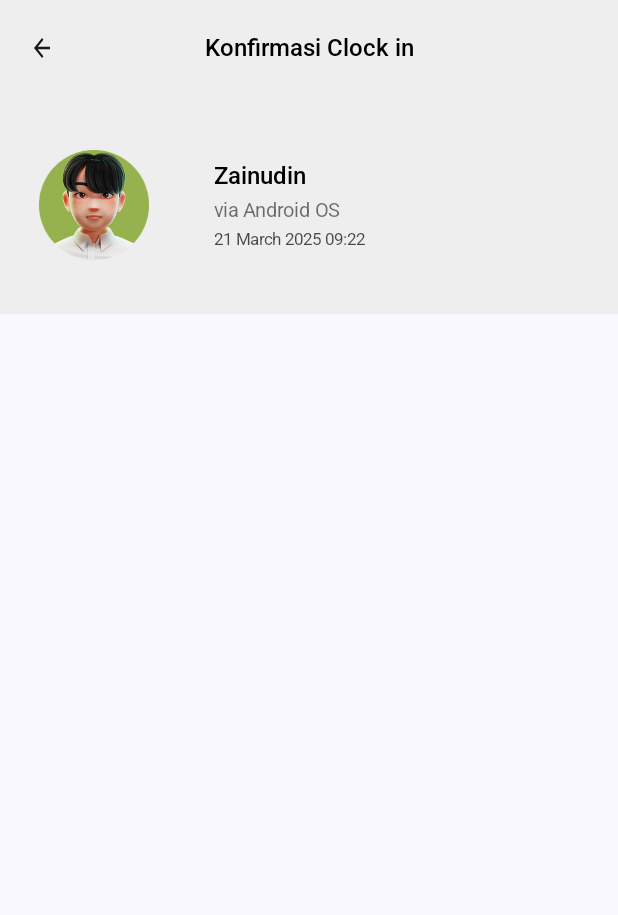
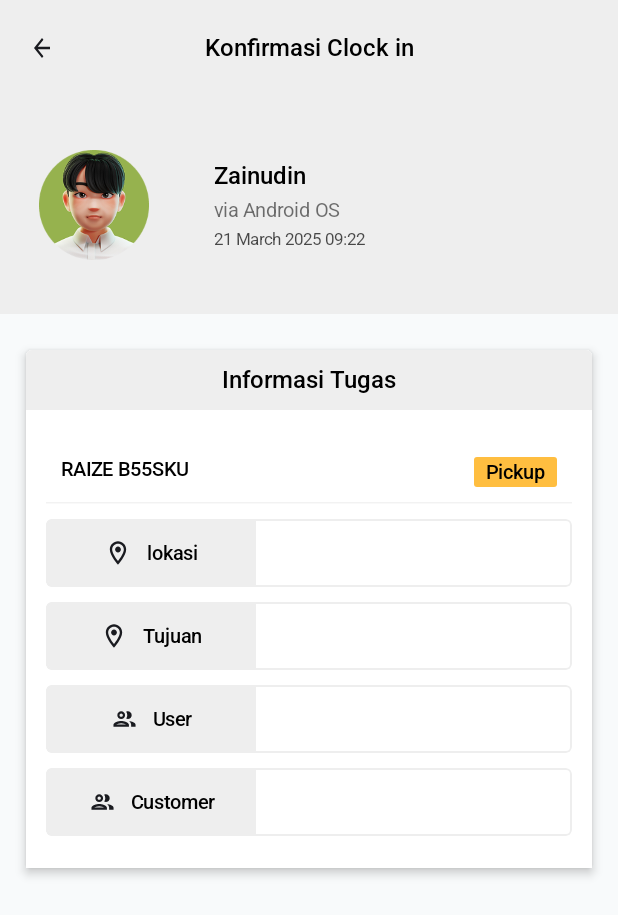
Before and after one commit to FikrTechnology/SiValet_Android, an Android app built with Jetpack Compose: the confirm_task screen opened through its navigation route, on a phone screen of 412 x 824 dp. Shown: the top 915 px of the screen. Run offline under Robolectric (Android 15) with nearby library versions, the phone set to English and light mode, and no system bars.

Commit message:
Update Confirmation Task Screen - Add Content Task Information

```diff
--- /dev/null
+++ b/app/src/main/java/com/example/sivalet/presentation/component/task/ComponentTextFieldInformationTask.kt
@@ -0,0 +1,93 @@
+package com.example.sivalet.presentation.component.task
+
+import androidx.compose.foundation.background
+import androidx.compose.foundation.border
+import androidx.compose.foundation.layout.Arrangement
+import androidx.compose.foundation.layout.Box
+import androidx.compose.foundation.layout.Row
+import androidx.compose.foundation.layout.Spacer
+import androidx.compose.foundation.layout.fillMaxSize
+import androidx.compose.foundation.layout.fillMaxWidth
+import androidx.compose.foundation.layout.height
+import androidx.compose.foundation.layout.padding
+import androidx.compose.foundation.layout.width
+import androidx.compose.foundation.shape.RoundedCornerShape
+import androidx.compose.foundation.text.BasicTextField
+import androidx.compose.material3.Icon
+import androidx.compose.runtime.Composable
+import androidx.compose.ui.Alignment
+import androidx.compose.ui.Modifier
+import androidx.compose.ui.draw.clip
+import androidx.compose.ui.graphics.painter.Painter
+import androidx.compose.ui.graphics.vector.ImageVector
+import androidx.compose.ui.unit.dp
+import com.example.sivalet.presentation.component.general.TextBodyMediumBlack500
+import com.example.sivalet.ui.theme.SiValetColor
+
+@Composable
+fun ComponentTextFieldInformationTask(
+    isImageVector: Boolean = true,
+    imageVector: ImageVector? = null,
+    painter: Painter? = null,
+    textTitle: String,
+    textField: String,
+    onValueChange: (String) -> Unit
+) {
+    Row(
+        modifier = Modifier
+            .fillMaxWidth()
+            .height(45.dp)
+            .clip(
+                shape = RoundedCornerShape(4.dp)
+            )
+            .border(
+                width = 1.dp,
+                color = SiValetColor.BorderColor,
+                shape = RoundedCornerShape(4.dp)
+            )
+    ) {
+        Box(
+            modifier = Modifier
+                .weight(0.4f)
+                .background(SiValetColor.BorderColor)
+        ) {
+            Row(
+                modifier = Modifier
+                    .fillMaxWidth()
+                    .padding(horizontal = 10.dp, vertical = 13.dp),
+                verticalAlignment = Alignment.CenterVertically,
+                horizontalArrangement = Arrangement.Center
+            ) {
+                if (isImageVector) {
+                    imageVector?.let {
+                        Icon(
+                            imageVector = it,
+                            contentDescription = null,
+                        )
+                    }
+                } else {
+                    painter?.let {
+                        Icon(
+                            painter = it,
+                            contentDescription = null,
+                        )
+                    }
+                }
+                Spacer(modifier = Modifier.width(10.dp))
+                TextBodyMediumBlack500(text = textTitle)
+            }
+        }
+
+        Box(
+            modifier = Modifier
+                .weight(0.6f)
+        ) {
+            BasicTextField(
+                modifier = Modifier
+                    .fillMaxSize(),
+                value = textField,
+                onValueChange = onValueChange,
+            )
+        }
+    }
+}
--- /dev/null
+++ b/app/src/main/java/com/example/sivalet/presentation/component/task/ContentConfirmationTask.kt
@@ -0,0 +1,130 @@
+package com.example.sivalet.presentation.component.task
+
+import androidx.compose.foundation.background
+import androidx.compose.foundation.border
+import androidx.compose.foundation.layout.Arrangement
+import androidx.compose.foundation.layout.Box
+import androidx.compose.foundation.layout.Column
+import androidx.compose.foundation.layout.Row
+import androidx.compose.foundation.layout.Spacer
+import androidx.compose.foundation.layout.fillMaxSize
+import androidx.compose.foundation.layout.fillMaxWidth
+import androidx.compose.foundation.layout.height
+import androidx.compose.foundation.layout.padding
+import androidx.compose.foundation.layout.width
+import androidx.compose.foundation.layout.wrapContentHeight
+import androidx.compose.foundation.shape.RoundedCornerShape
+import androidx.compose.foundation.text.BasicTextField
+import androidx.compose.material.icons.Icons
+import androidx.compose.material.icons.outlined.LocationOn
+import androidx.compose.material3.HorizontalDivider
+import androidx.compose.material3.Icon
+import androidx.compose.runtime.Composable
+import androidx.compose.ui.Alignment
+import androidx.compose.ui.Modifier
+import androidx.compose.ui.draw.clip
+import androidx.compose.ui.draw.shadow
+import androidx.compose.ui.res.painterResource
+import androidx.compose.ui.unit.dp
+import com.example.sivalet.R
+import com.example.sivalet.presentation.component.general.CardTag
+import com.example.sivalet.presentation.component.general.TextBodyLargeBlack500
+import com.example.sivalet.presentation.component.general.TextBodyMediumBlack500
+import com.example.sivalet.ui.theme.ConfirmTaskStrings
+import com.example.sivalet.ui.theme.SiValetColor
+
+@Composable
+fun ContentConfirmationTask(
+    carName: String,
+    activityType: String,
+    textFieldLocFrom: String,
+    onValueChangeLocFrom: (String) -> Unit,
+    textFieldLocTo: String,
+    onValueChangeLocTo: (String) -> Unit,
+    textFieldUser: String,
+    onValueChangeUser: (String) -> Unit,
+    textFieldCustomer: String,
+    onValueChangeCustomer: (String) -> Unit,
+) {
+    Column(
+        modifier = Modifier
+            .fillMaxWidth()
+            .padding(horizontal = 17.dp, vertical = 24.dp)
+            .wrapContentHeight()
+            .shadow(4.dp, shape = RoundedCornerShape(4.dp), clip = false)
+            .clip(
+                shape = RoundedCornerShape(topStart = 4.dp, topEnd = 4.dp)
+            )
+            .background(SiValetColor.White)
+    ) {
+        Row(
+            modifier = Modifier
+                .fillMaxWidth()
+                .height(40.dp)
+                .background(SiValetColor.BorderColor),
+            verticalAlignment = Alignment.CenterVertically,
+            horizontalArrangement = Arrangement.Center
+        ) {
+            TextBodyLargeBlack500(text = ConfirmTaskStrings.TITLE_TASK)
+        }
+
+        Column(
+            modifier = Modifier
+                .fillMaxWidth()
+                .padding(horizontal = 13.dp, vertical = 21.dp),
+            verticalArrangement = Arrangement.spacedBy(10.dp)
+        ) {
+            Column{
+                Row(
+                    modifier = Modifier
+                        .fillMaxWidth()
+                        .padding(10.dp),
+                    horizontalArrangement = Arrangement.SpaceBetween
+                ) {
+                    TextBodyMediumBlack500(text = carName)
+                    CardTag(
+                        text = activityType,
+                        backgroundColor = SiValetColor.Third
+                    )
+                }
+                Box {
+                    HorizontalDivider(
+                        modifier = Modifier.align(Alignment.BottomCenter),
+                        thickness = 1.dp,
+                        color = SiValetColor.Black.copy(alpha = 0.05f)
+                    )
+                }
+            }
+
+            ComponentTextFieldInformationTask(
+                imageVector = Icons.Outlined.LocationOn,
+                textTitle = ConfirmTaskStrings.TITLE_LOC_FROM,
+                textField = textFieldLocFrom,
+                onValueChange = onValueChangeLocFrom
+            )
+
+            ComponentTextFieldInformationTask(
+                imageVector = Icons.Outlined.LocationOn,
+                textTitle = ConfirmTaskStrings.TITLE_LOC_TO,
+                textField = textFieldLocTo,
+                onValueChange = onValueChangeLocTo
+            )
+
+            ComponentTextFieldInformationTask(
+                isImageVector = false,
+                painter = painterResource(id = R.drawable.ico_user),
+                textTitle = ConfirmTaskStrings.TITLE_USER,
+                textField = textFieldUser,
+                onValueChange = onValueChangeUser
+            )
+
+            ComponentTextFieldInformationTask(
+                isImageVector = false,
+                painter = painterResource(id = R.drawable.ico_user),
+                textTitle = ConfirmTaskStrings.TITLE_CUSTOMER,
+                textField = textFieldCustomer,
+                onValueChange = onValueChangeCustomer
+            )
+        }
+    }
+}
--- /dev/null
+++ b/app/src/main/java/com/example/sivalet/presentation/component/task/HeaderConfirmationTask.kt
@@ -0,0 +1,53 @@
+package com.example.sivalet.presentation.component.task
+
+import androidx.compose.foundation.Image
+import androidx.compose.foundation.background
+import androidx.compose.foundation.layout.Arrangement
+import androidx.compose.foundation.layout.Column
+import androidx.compose.foundation.layout.Row
+import androidx.compose.foundation.layout.Spacer
+import androidx.compose.foundation.layout.fillMaxWidth
+import androidx.compose.foundation.layout.height
+import androidx.compose.foundation.layout.padding
+import androidx.compose.foundation.layout.width
+import androidx.compose.runtime.Composable
+import androidx.compose.ui.Alignment
+import androidx.compose.ui.Modifier
+import androidx.compose.ui.res.painterResource
+import androidx.compose.ui.unit.dp
+import com.example.sivalet.R
+import com.example.sivalet.presentation.component.general.TextBodyLargeBlack500
+import com.example.sivalet.presentation.component.general.TextBodyMediumGray400
+import com.example.sivalet.presentation.component.general.TextBodySmallGray400
+import com.example.sivalet.ui.theme.SiValetColor
+
+@Composable
+fun HeaderConfirmationTask(
+    name: String,
+    os: String,
+    date: String,
+) {
+    Row(
+        modifier = Modifier
+            .fillMaxWidth()
+            .background(SiValetColor.BorderColor)
+            .padding(horizontal = 26.dp, vertical = 36.dp),
+        verticalAlignment = Alignment.CenterVertically
+    ) {
+        Image(
+            modifier = Modifier
+                .width(73.dp)
+                .height(73.dp),
+            painter = painterResource(id = R.drawable.img_profile),
+            contentDescription = "Image Profile"
+        )
+        Spacer(modifier = Modifier.width(43.dp))
+        Column(
+            verticalArrangement = Arrangement.spacedBy(5.dp)
+        ) {
+            TextBodyLargeBlack500(text = name)
+            TextBodyMediumGray400(text = os)
+            TextBodySmallGray400(text = date)
+        }
+    }
+}
--- a/app/src/main/java/com/example/sivalet/presentation/task/ConfirmationTask.kt
+++ b/app/src/main/java/com/example/sivalet/presentation/task/ConfirmationTask.kt
@@ -2,7 +2,9 @@ package com.example.sivalet.presentation.task
 
 import androidx.compose.foundation.Image
 import androidx.compose.foundation.background
+import androidx.compose.foundation.border
 import androidx.compose.foundation.layout.Arrangement
+import androidx.compose.foundation.layout.Box
 import androidx.compose.foundation.layout.Column
 import androidx.compose.foundation.layout.Row
 import androidx.compose.foundation.layout.Spacer
@@ -13,23 +15,41 @@ import androidx.compose.foundation.layout.height
 import androidx.compose.foundation.layout.padding
 import androidx.compose.foundation.layout.safeContentPadding
 import androidx.compose.foundation.layout.safeDrawingPadding
+import androidx.compose.foundation.layout.size
 import androidx.compose.foundation.layout.width
+import androidx.compose.foundation.layout.wrapContentHeight
+import androidx.compose.foundation.shape.RoundedCornerShape
+import androidx.compose.foundation.text.BasicTextField
+import androidx.compose.material.icons.Icons
+import androidx.compose.material.icons.filled.LocationOn
+import androidx.compose.material.icons.outlined.LocationOn
 import androidx.compose.material3.CenterAlignedTopAppBar
 import androidx.compose.material3.ExperimentalMaterial3Api
+import androidx.compose.material3.HorizontalDivider
 import androidx.compose.material3.Icon
 import androidx.compose.material3.IconButton
 import androidx.compose.material3.Scaffold
+import androidx.compose.material3.TextField
 import androidx.compose.material3.TopAppBarDefaults
 import androidx.compose.runtime.Composable
+import androidx.compose.runtime.getValue
+import androidx.compose.runtime.mutableStateOf
+import androidx.compose.runtime.remember
+import androidx.compose.runtime.setValue
 import androidx.compose.ui.Alignment
 import androidx.compose.ui.Modifier
+import androidx.compose.ui.draw.clip
 import androidx.compose.ui.res.painterResource
 import androidx.compose.ui.tooling.preview.Preview
 import androidx.compose.ui.unit.dp
 import com.example.sivalet.R
+import com.example.sivalet.presentation.component.general.CardTag
 import com.example.sivalet.presentation.component.general.TextBodyLargeBlack500
+import com.example.sivalet.presentation.component.general.TextBodyMediumBlack500
 import com.example.sivalet.presentation.component.general.TextBodyMediumGray400
 import com.example.sivalet.presentation.component.general.TextBodySmallGray400
+import com.example.sivalet.presentation.component.task.ContentConfirmationTask
+import com.example.sivalet.presentation.component.task.HeaderConfirmationTask
 import com.example.sivalet.ui.theme.ConfirmTaskStrings
 import com.example.sivalet.ui.theme.SiValetColor
 
@@ -40,6 +60,11 @@ fun ConfirmationTaskScreen(
     onClickClockIn: () -> Unit = {},
     onCliCkBack: () -> Unit = {}
 ) {
+    var locationFrom by remember { mutableStateOf("") }
+    var locationTo by remember { mutableStateOf("") }
+    var username by remember { mutableStateOf("") }
+    var customer by remember { mutableStateOf("") }
+
     Scaffold(
         modifier = Modifier
             .safeDrawingPadding(),
@@ -70,30 +95,26 @@ fun ConfirmationTaskScreen(
             modifier = Modifier
                 .fillMaxSize()
                 .padding(paddingValues)
+                .background(SiValetColor.SmoothWhite)
         ) {
-            Row(
-                modifier = Modifier
-                    .fillMaxWidth()
-                    .background(SiValetColor.BorderColor)
-                    .padding(horizontal = 26.dp, vertical = 36.dp),
-                verticalAlignment = Alignment.CenterVertically
-            ) {
-                Image(
-                    modifier = Modifier
-                        .width(73.dp)
-                        .height(73.dp),
-                    painter = painterResource(id = R.drawable.img_profile),
-                    contentDescription = "Image Profile"
-                )
-                Spacer(modifier = Modifier.width(43.dp))
-                Column(
-                    verticalArrangement = Arrangement.spacedBy(5.dp)
-                ) {
-                    TextBodyLargeBlack500(text = "Zainudin")
-                    TextBodyMediumGray400(text = "via Android OS")
-                    TextBodySmallGray400(text = "21 March 2025 09:22")
-                }
-            }
+            HeaderConfirmationTask(
+                name = "Zainudin",
+                os = "via Android OS",
+                date = "21 March 2025 09:22"
+            )
+
+            ContentConfirmationTask(
+                carName = "RAIZE B55SKU",
+                activityType = "Pickup",
+                textFieldLocFrom = locationFrom,
+                onValueChangeLocFrom = { locationFrom = it },
+                textFieldLocTo = locationTo,
+                onValueChangeLocTo = { locationTo = it },
+                textFieldUser = username,
+                onValueChangeUser = { username = it },
+                textFieldCustomer = customer,
+                onValueChangeCustomer = { customer = it }
+            )
         }
     }
 }
```
